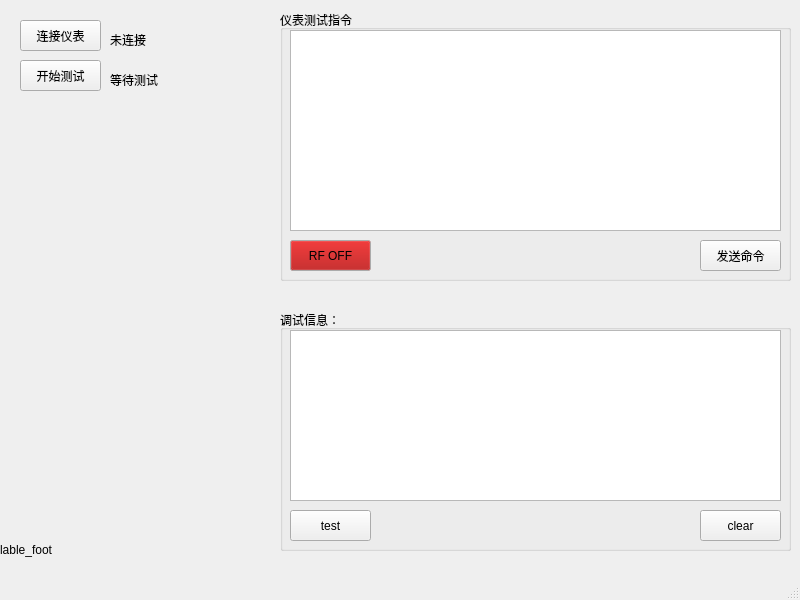
Qt form view/ui_main.ui (tiffanyfalcon/test_demo) before a commit.
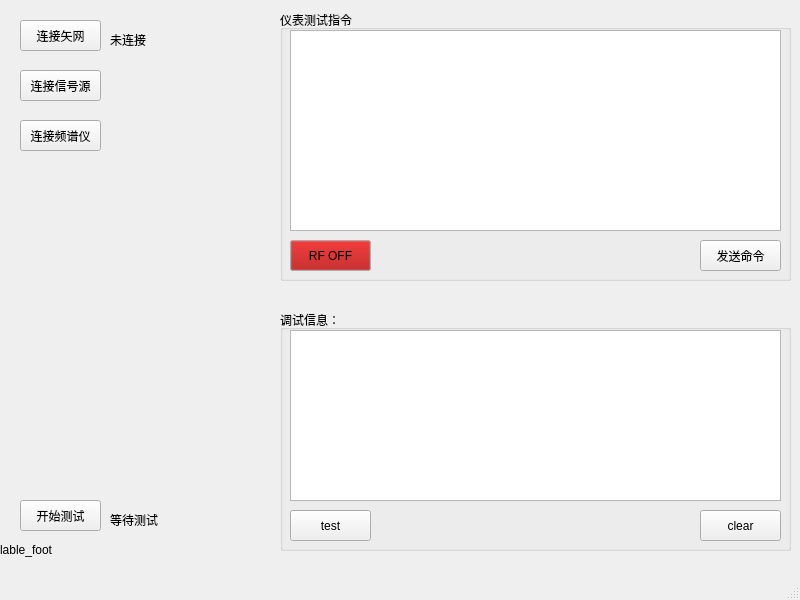
The same form after that commit.

Commit message: 信号源已完成基本测试命令

```diff
--- a/view/ui_main.ui
+++ b/view/ui_main.ui
@@ -138,7 +138,7 @@
      </rect>
     </property>
     <property name="text">
-     <string>连接仪表</string>
+     <string>连接矢网</string>
     </property>
     <property name="checkable">
      <bool>false</bool>
@@ -148,7 +148,7 @@
     <property name="geometry">
      <rect>
       <x>20</x>
-      <y>60</y>
+      <y>500</y>
       <width>81</width>
       <height>31</height>
      </rect>
@@ -177,7 +177,7 @@
     <property name="geometry">
      <rect>
       <x>110</x>
-      <y>70</y>
+      <y>510</y>
       <width>71</width>
       <height>20</height>
      </rect>
@@ -287,6 +287,38 @@
      </property>
     </widget>
    </widget>
+   <widget class="QPushButton" name="bt_7_link_smf">
+    <property name="geometry">
+     <rect>
+      <x>20</x>
+      <y>70</y>
+      <width>81</width>
+      <height>31</height>
+     </rect>
+    </property>
+    <property name="text">
+     <string>连接信号源</string>
+    </property>
+    <property name="checkable">
+     <bool>false</bool>
+    </property>
+   </widget>
+   <widget class="QPushButton" name="bt_8_link_fsw">
+    <property name="geometry">
+     <rect>
+      <x>20</x>
+      <y>120</y>
+      <width>81</width>
+      <height>31</height>
+     </rect>
+    </property>
+    <property name="text">
+     <string>连接频谱仪</string>
+    </property>
+    <property name="checkable">
+     <bool>false</bool>
+    </property>
+   </widget>
   </widget>
   <widget class="QMenuBar" name="menubar">
    <property name="geometry">
```
Left out of the diff: 62 changed lines with no effect on the pictures. The commit also changes 4 other files.
